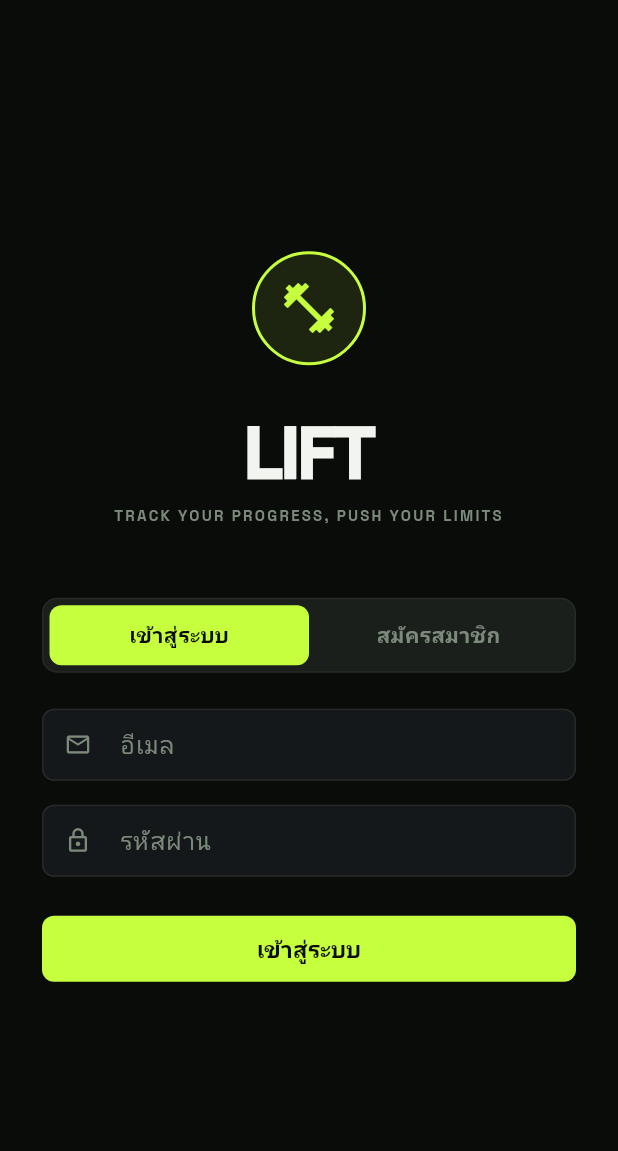
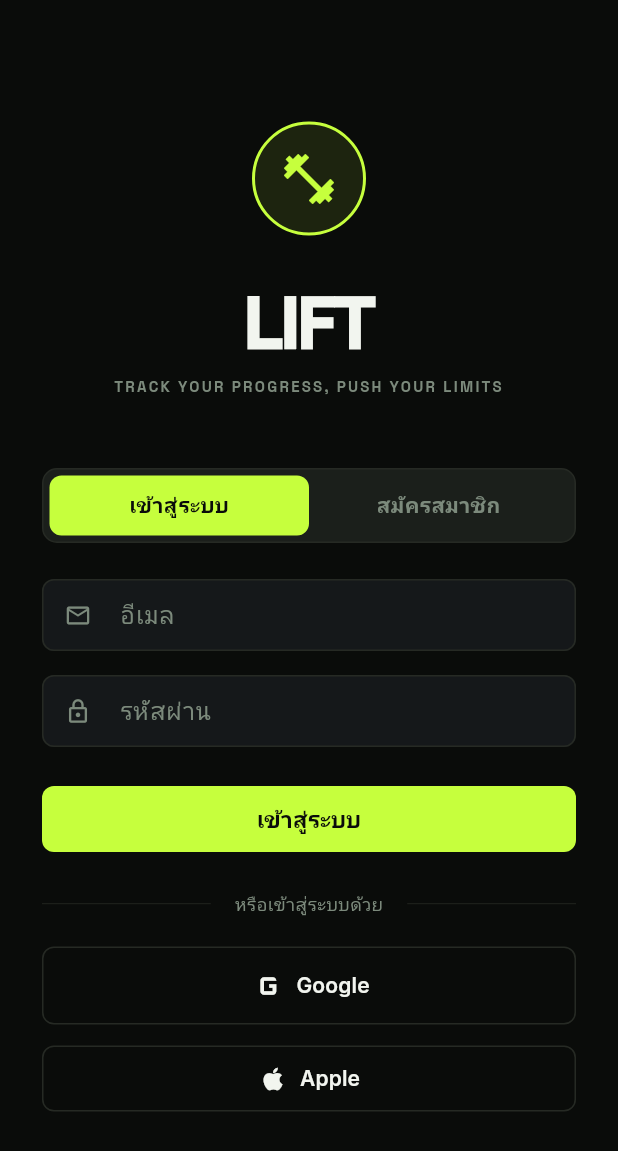
Before and after one commit to chetsadayut04/LIFT, a Flutter app: the screen it shows after launch, on a phone screen of 412 x 824 dp. Shown: the top 1151 px of the screen. Run offline on Flutter 3.47's test engine with Material 3 defaults, Android fonts, the phone set to English and light mode, and no system bars; our stand-ins replace fl_chart, flutter_riverpod, google_fonts, google_sign_in, shared_preferences, sign_in_with_apple and 5 more; accounts and stored records are empty.

Commit message:
feat: implement authentication module with Google and Apple Sign-In providers using Riverpod and Supabase

```diff
--- /dev/null
+++ b/devtools_options.yaml
@@ -0,0 +1,3 @@
+description: This file stores settings for Dart & Flutter DevTools.
+documentation: https://docs.flutter.dev/tools/devtools/extensions#configure-extension-enablement-states
+extensions:
--- a/lib/features/auth/login_screen.dart
+++ b/lib/features/auth/login_screen.dart
@@ -52,6 +52,50 @@
       } else {
         await ref.read(authProvider.notifier).signInWithEmail(email, password);
       }
+    } catch (e) {
+      if (mounted) {
+        setState(() {
+          _errorMessage = e.toString().replaceAll('Exception: ', '').replaceAll('AuthException: ', '');
+        });
+      }
+    } finally {
+      if (mounted) {
+        setState(() {
+          _isLoading = false;
+        });
+      }
+    }
+  }
+
+  Future<void> _loginWithGoogle() async {
+    setState(() {
+      _isLoading = true;
+      _errorMessage = null;
+    });
+    try {
+      await ref.read(authProvider.notifier).signInWithGoogle();
+    } catch (e) {
+      if (mounted) {
+        setState(() {
+          _errorMessage = e.toString().replaceAll('Exception: ', '').replaceAll('AuthException: ', '');
+        });
+      }
+    } finally {
+      if (mounted) {
+        setState(() {
+          _isLoading = false;
+        });
+      }
+    }
+  }
+
+  Future<void> _loginWithApple() async {
+    setState(() {
+      _isLoading = true;
+      _errorMessage = null;
+    });
+    try {
+      await ref.read(authProvider.notifier).signInWithApple();
     } catch (e) {
       if (mounted) {
         setState(() {
@@ -267,6 +311,72 @@
                             ),
                     ),
                   ),
+                  const SizedBox(height: 24),
+
+                  // Divider "หรือ"
+                  const Row(
+                    children: [
+                      Expanded(child: Divider()),
+                      Padding(
+                        padding: EdgeInsets.symmetric(horizontal: 16),
+                        child: Text(
+                          'หรือเข้าสู่ระบบด้วย',
+                          style: TextStyle(color: textMuted, fontSize: 12),
+                        ),
+                      ),
+                      Expanded(child: Divider()),
+                    ],
+                  ),
+                  const SizedBox(height: 20),
+
+                  // Google Login Button
+                  OutlinedButton(
+                    onPressed: _isLoading ? null : _loginWithGoogle,
+                    style: OutlinedButton.styleFrom(
+                      foregroundColor: textPrimary,
+                      side: const BorderSide(color: border),
+                      padding: const EdgeInsets.symmetric(vertical: 12),
+                      shape: RoundedRectangleBorder(
+                        borderRadius: BorderRadius.circular(8),
+                      ),
+                    ),
+                    child: const Row(
+                      mainAxisAlignment: MainAxisAlignment.center,
+                      children: [
+                        Icon(Icons.g_mobiledata, size: 28),
+                        SizedBox(width: 4),
+                        Text(
+                          'Google',
+                          style: TextStyle(fontWeight: FontWeight.w600),
+                        ),
+                      ],
+                    ),
+                  ),
+                  const SizedBox(height: 12),
+
+                  // Apple Login Button
+                  OutlinedButton(
+                    onPressed: _isLoading ? null : _loginWithApple,
+                    style: OutlinedButton.styleFrom(
+                      foregroundColor: textPrimary,
+                      side: const BorderSide(color: border),
+                      padding: const EdgeInsets.symmetric(vertical: 12),
+                      shape: RoundedRectangleBorder(
+                        borderRadius: BorderRadius.circular(8),
+                      ),
+                    ),
+                    child: const Row(
+                      mainAxisAlignment: MainAxisAlignment.center,
+                      children: [
+                        Icon(Icons.apple, size: 20),
+                        SizedBox(width: 8),
+                        Text(
+                          'Apple',
+                          style: TextStyle(fontWeight: FontWeight.w600),
+                        ),
+                      ],
+                    ),
+                  ),
                 ],
               ),
             ),
--- a/pubspec.yaml
+++ b/pubspec.yaml
@@ -42,6 +42,8 @@
   shared_preferences: ^2.5.5
   google_fonts: ^6.2.1
   supabase_flutter: ^2.8.3
+  google_sign_in: ^6.2.2
+  sign_in_with_apple: ^6.1.3
 
 dev_dependencies:
   flutter_test:
```
Also changed, not shown: lib/features/auth/auth_provider.dart (+69 -3 lines), lib/main.dart (+5 -2 lines), pubspec.lock, 1 other file.
